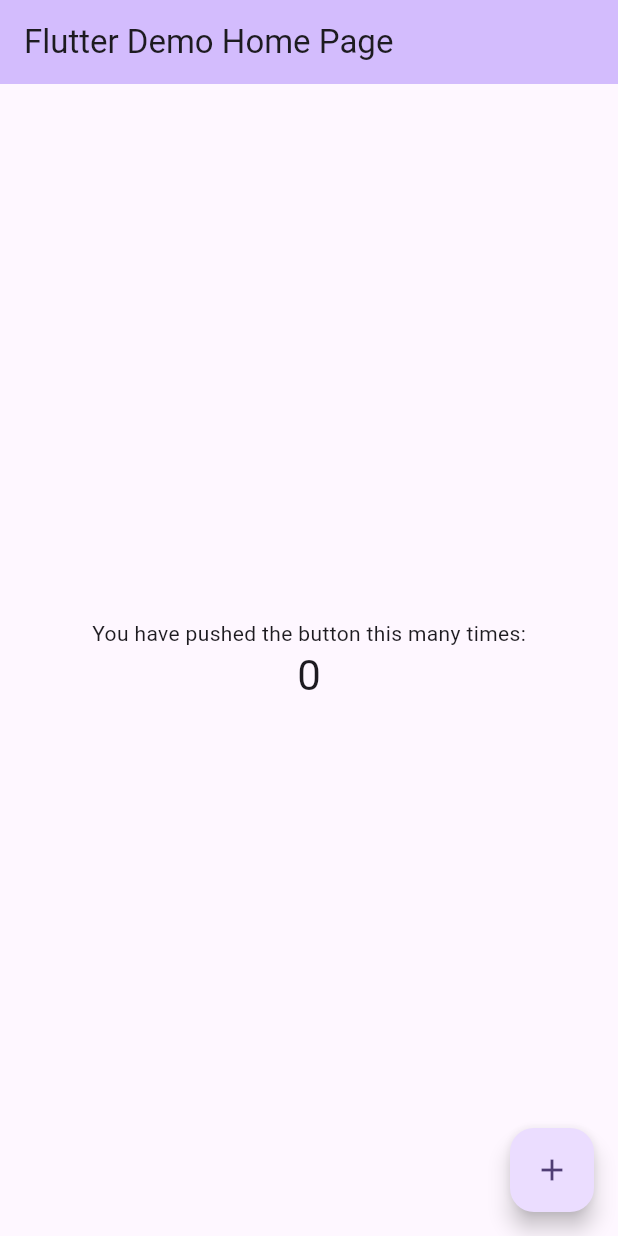
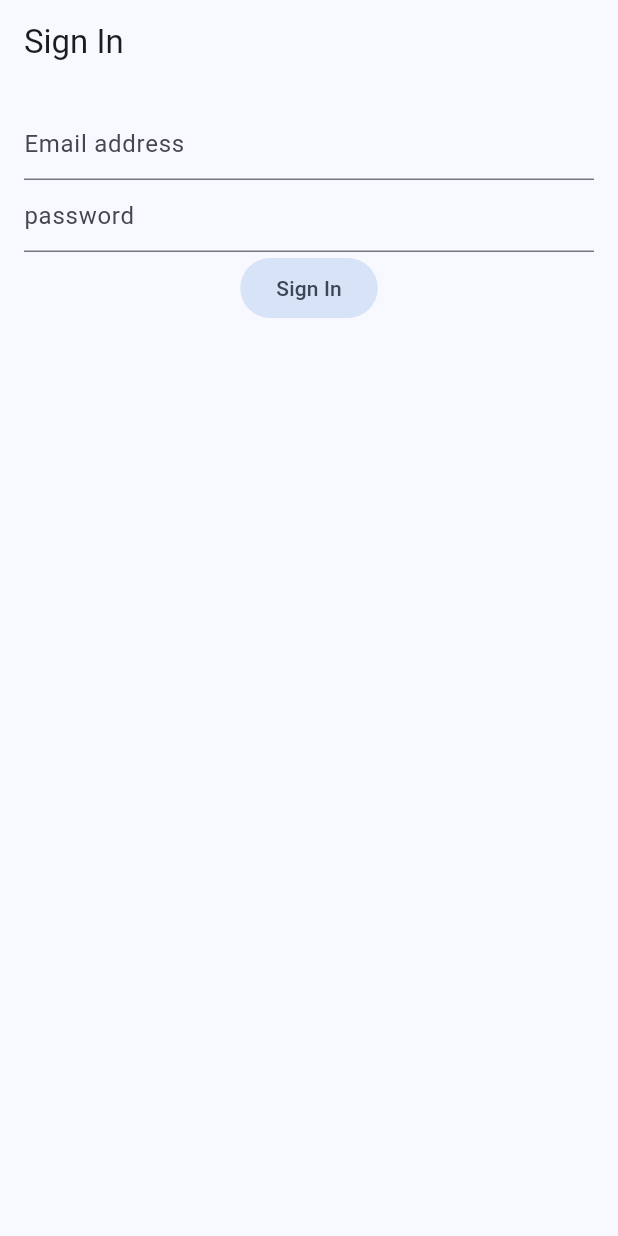
Before and after one commit to Keerthi0912/Inventory, a Flutter app: the screen it shows after launch, on a phone screen of 412 x 824 dp. Run offline on Flutter 3.47's test engine with Material 3 defaults, Android fonts, the phone set to English and light mode, and no system bars; our stand-ins replace firebase_auth, firebase_core; accounts and stored records are empty.

Commit message:
half commit

```diff
--- /dev/null
+++ b/lib/controller/auth_controller.dart
@@ -0,0 +1,14 @@
+import 'package:firebase_auth/firebase_auth.dart';
+
+User? currentUser;
+
+Future<User?> firebaseSignIn({required String email, required String password}) async {
+  UserCredential credential = await
+  FirebaseAuth.instance
+    .signInWithEmailAndPassword(email: email, password: password);
+  return credential.user;
+}
+
+Future<void> firebaseSignOut() async {
+  await FirebaseAuth.instance.signOut();
+}
--- /dev/null
+++ b/lib/controller/signinscreen_controller.dart
@@ -0,0 +1,30 @@
+
+import 'package:firebase_auth/firebase_auth.dart';
+import 'package:flutter/widgets.dart';
+import 'package:lesson6/controller/auth_controller.dart';
+import 'package:lesson6/view/signin_screen.dart';
+
+class SignInScreenController {
+  SignInState state;
+  SignInScreenController(this.state);
+
+  Future<void> SignIn() async {
+    FormState? currentState = state.formKey.currentState;
+    if (currentState == null) return;
+    if (!currentState.validate()) return;
+    currentState.save();
+
+    try {
+      await firebaseSignIn(
+        email: state.model.email!,
+        password: state.model.password!,
+      );
+      // authStateChanged() => stream
+    } on FirebaseAuthException catch (e) {
+      var error = 'Sign in error! Reason ${e.code} ${e.message}';
+      print('======= $error');
+    }catch (e) {
+      print('============ sign in error: $e');
+    }
+  }
+}
--- a/lib/main.dart
+++ b/lib/main.dart
@@ -1,125 +1,31 @@
 import 'package:flutter/material.dart';
+import 'package:firebase_core/firebase_core.dart';
+import 'package:lesson6/view/startdispatcher.dart';
+import 'firebase_options.dart';
 
-void main() {
-  runApp(const MyApp());
+void main() async {
+  WidgetsFlutterBinding.ensureInitialized();
+  await Firebase.initializeApp(
+    options: DefaultFirebaseOptions.currentPlatform,
+  );
+  runApp(const FirebaseTemplateApp());
 }
 
-class MyApp extends StatelessWidget {
-  const MyApp({super.key});
+class FirebaseTemplateApp extends StatelessWidget {
+  const FirebaseTemplateApp({super.key});
 
-  // This widget is the root of your application.
   @override
   Widget build(BuildContext context) {
     return MaterialApp(
-      title: 'Flutter Demo',
       theme: ThemeData(
-        // This is the theme of your application.
-        //
-        // TRY THIS: Try running your application with "flutter run". You'll see
-        // the application has a purple toolbar. Then, without quitting the app,
-        // try changing the seedColor in the colorScheme below to Colors.green
-        // and then invoke "hot reload" (save your changes or press the "hot
-        // reload" button in a Flutter-supported IDE, or press "r" if you used
-        // the command line to start the app).
-        //
-        // Notice that the counter didn't reset back to zero; the application
-        // state is not lost during the reload. To reset the state, use hot
-        // restart instead.
-        //
-        // This works for code too, not just values: Most code changes can be
-        // tested with just a hot reload.
-        colorScheme: ColorScheme.fromSeed(seedColor: Colors.deepPurple),
         useMaterial3: true,
+        colorSchemeSeed: Colors.blue,
       ),
-      home: const MyHomePage(title: 'Flutter Demo Home Page'),
+      initialRoute: StartDispatcher.routeName,
+      routes: {
+         StartDispatcher.routeName:(context) => const StartDispatcher(),
+      },
     );
+
   }
 }
-
-class MyHomePage extends StatefulWidget {
-  const MyHomePage({super.key, required this.title});
-
-  // This widget is the home page of your application. It is stateful, meaning
-  // that it has a State object (defined below) that contains fields that affect
-  // how it looks.
-
-  // This class is the configuration for the state. It holds the values (in this
-  // case the title) provided by the parent (in this case the App widget) and
-  // used by the build method of the State. Fields in a Widget subclass are
-  // always marked "final".
-
-  final String title;
-
-  @override
-  State<MyHomePage> createState() => _MyHomePageState();
-}
-
-class _MyHomePageState extends State<MyHomePage> {
-  int _counter = 0;
-
-  void _incrementCounter() {
-    setState(() {
-      // This call to setState tells the Flutter framework that something has
-      // changed in this State, which causes it to rerun the build method below
-      // so that the display can reflect the updated values. If we changed
-      // _counter without calling setState(), then the build method would not be
-      // called again, and so nothing would appear to happen.
-      _counter++;
-    });
-  }
-
-  @override
-  Widget build(BuildContext context) {
-    // This method is rerun every time setState is called, for instance as done
-    // by the _incrementCounter method above.
-    //
-    // The Flutter framework has been optimized to make rerunning build methods
-    // fast, so that you can just rebuild anything that needs updating rather
-    // than having to individually change instances of widgets.
-    return Scaffold(
-      appBar: AppBar(
-        // TRY THIS: Try changing the color here to a specific color (to
-        // Colors.amber, perhaps?) and trigger a hot reload to see the AppBar
-        // change color while the other colors stay the same.
-        backgroundColor: Theme.of(context).colorScheme.inversePrimary,
-        // Here we take the value from the MyHomePage object that was created by
-        // the App.build method, and use it to set our appbar title.
-        title: Text(widget.title),
-      ),
-      body: Center(
-        // Center is a layout widget. It takes a single child and positions it
-        // in the middle of the parent.
-        child: Column(
-          // Column is also a layout widget. It takes a list of children and
-          // arranges them vertically. By default, it sizes itself to fit its
-          // children horizontally, and tries to be as tall as its parent.
-          //
-          // Column has various properties to control how it sizes itself and
-          // how it positions its children. Here we use mainAxisAlignment to
-          // center the children vertically; the main axis here is the vertical
-          // axis because Columns are vertical (the cross axis would be
-          // horizontal).
-          //
-          // TRY THIS: Invoke "debug painting" (choose the "Toggle Debug Paint"
-          // action in the IDE, or press "p" in the console), to see the
-          // wireframe for each widget.
-          mainAxisAlignment: MainAxisAlignment.center,
-          children: <Widget>[
-            const Text(
-              'You have pushed the button this many times:',
-            ),
-            Text(
-              '$_counter',
-              style: Theme.of(context).textTheme.headlineMedium,
-            ),
-          ],
-        ),
-      ),
-      floatingActionButton: FloatingActionButton(
-        onPressed: _incrementCounter,
-        tooltip: 'Increment',
-        child: const Icon(Icons.add),
-      ), // This trailing comma makes auto-formatting nicer for build methods.
-    );
-  }
-}
--- /dev/null
+++ b/lib/model/signin_model.dart
@@ -0,0 +1,34 @@
+class SignInModel {
+  String? email;
+  String? password;
+  bool inProgress = false;
+
+
+  String? validateEmail(String? value){
+    if (value == null || value.isEmpty) {
+      return 'No email provided';
+    } else if (!(value.contains('@') && value.contains('.'))) {
+      return 'Invalid email address';
+    } else {
+      return null;
+    }
+  }
+
+  String? validatePassword (String? value) {
+    if (value == null || value.isEmpty) {
+      return 'No password provided';
+    } else if (value.length < 6) {
+      return 'min chars is 6';
+    } else {
+      return null;
+    }
+  }
+
+  void saveEmail(String? value) {
+    if  (value != null) email = value;
+  }
+
+  void savePassword(String? value) {
+    if (value != null) password = value;
+  }
+}
--- /dev/null
+++ b/lib/view/signin_screen.dart
@@ -0,0 +1,76 @@
+import 'package:flutter/material.dart';
+import 'package:lesson6/controller/signinscreen_controller.dart';
+import 'package:lesson6/model/signin_model.dart';
+
+class SignInScreen extends StatefulWidget {
+  const SignInScreen({super.key});
+
+  @override
+  State<StatefulWidget> createState() {
+    return SignInState();
+  }
+}
+
+class SignInState extends State<SignInScreen> {
+  late SignInModel model;
+  late SignInScreenController con;
+  final formKey = GlobalKey<FormState>();
+
+  @override
+  void initState() {
+    super.initState();
+    model = SignInModel();
+    con = SignInScreenController(this);
+  }
+
+  void callSetState(fn) => setState(fn);
+
+  @override
+  Widget build(BuildContext context) {
+    return Scaffold(
+      appBar: AppBar(
+        title: const Text('Sign In'),
+      ),
+      body: model.inProgress
+          ? const Center(child: CircularProgressIndicator())
+          : signInForm(),
+    );
+  }
+
+  Widget signInForm() {
+    return Padding(
+      padding: const EdgeInsets.all(16.0),
+      child: SingleChildScrollView(
+        child: Form(
+          key: formKey,
+          child: Column(
+            children: [
+              TextFormField(
+                decoration: const InputDecoration(
+                  hintText: 'Email address',
+                ),
+                keyboardType: TextInputType.emailAddress,
+                autocorrect: false,
+                validator: model.validateEmail,
+                onSaved: model.saveEmail,
+              ),
+              TextFormField(
+                decoration: const InputDecoration(
+                  hintText: 'password',
+                ),
+                obscureText: true,
+                autocorrect: false,
+                validator: model.validatePassword,
+                onSaved: model.savePassword,
+              ),
+              FilledButton.tonal(
+                onPressed: con.SignIn,
+                child: const Text('Sign In'),
+              ),
+            ],
+          ),
+        ),
+      ),
+    );
+  }
+}
--- /dev/null
+++ b/lib/view/startdispatcher.dart
@@ -0,0 +1,24 @@
+import 'package:firebase_auth/firebase_auth.dart';
+import 'package:flutter/material.dart';
+import 'package:lesson6/controller/auth_controller.dart';
+import 'package:lesson6/view/home_screen.dart';
+import 'package:lesson6/view/signin_screen.dart';
+
+class StartDispatcher extends StatelessWidget {
+  const StartDispatcher({super.key});
+
+  static const routeName = '/startDispatcher';
+
+  @override
+  Widget build(BuildContext context) {
+    return StreamBuilder<User?>(
+      stream: FirebaseAuth.instance.authStateChanges(),
+      initialData: null,
+      builder: (BuildContext context, AsyncSnapshot snapshot){
+        currentUser = snapshot.data;
+        return currentUser == null ? SignInScreen() : HomeScreen();
+      },
+    );
+  }
+
+}
--- a/pubspec.yaml
+++ b/pubspec.yaml
@@ -35,6 +35,8 @@ dependencies:
   # The following adds the Cupertino Icons font to your application.
   # Use with the CupertinoIcons class for iOS style icons.
   cupertino_icons: ^1.0.8
+  firebase_core: ^3.6.0
+  firebase_auth: ^5.3.1
 
 dev_dependencies:
   flutter_test:
```
Also changed, not shown: lib/controller/home_controller.dart (added, +11 -0 lines), lib/view/home_screen.dart (added, +48 -0 lines), firebase.json (added), lib/firebase_options.dart (added), pubspec.lock, 7 other files.
